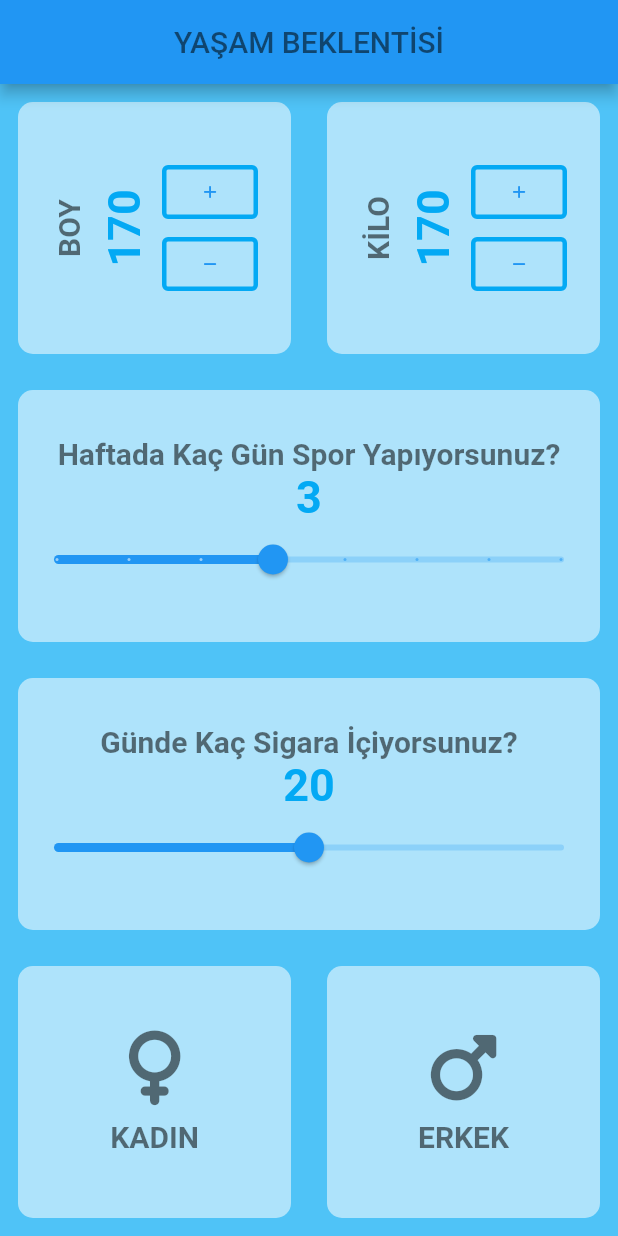
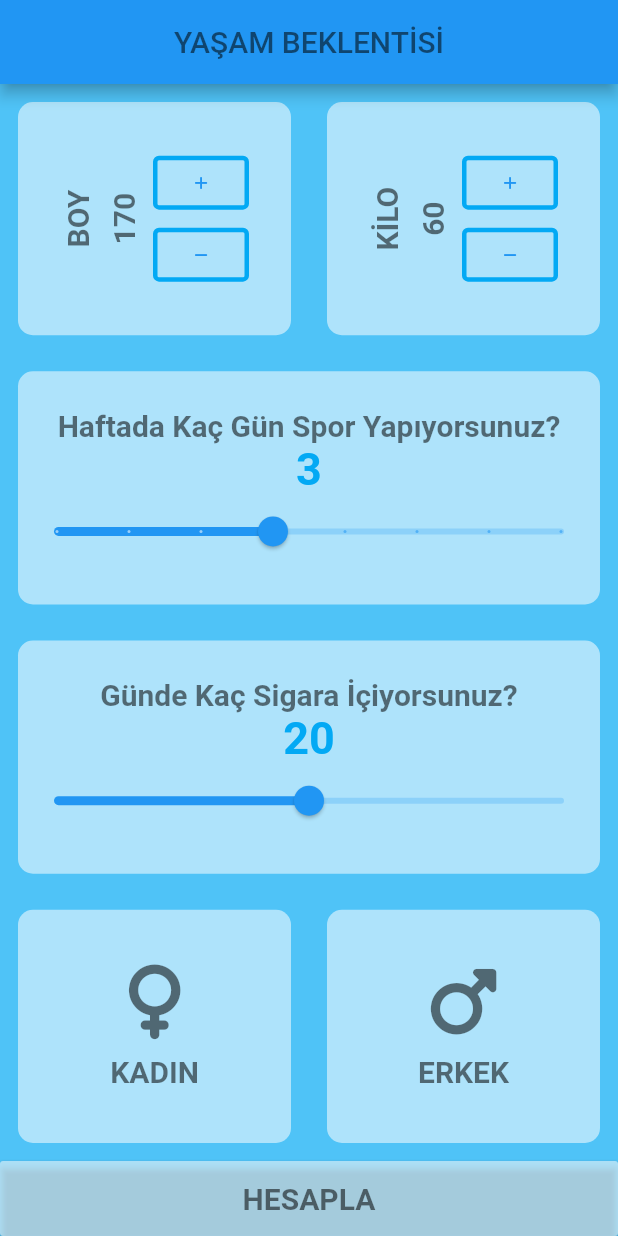
Before and after one commit to salihyildirim/lifeExpectancy, a Flutter app: the screen it shows after launch, on a phone screen of 412 x 824 dp. Run offline on Flutter 3.47's test engine with Material 2 defaults, Android fonts, the phone set to English and light mode, and no system bars; our stand-ins replace font_awesome_flutter.

```diff
--- a/lib/input_page.dart
+++ b/lib/input_page.dart
@@ -17,6 +17,7 @@ class _InputPageState extends State<InputPage> {
   double sporGunu = 3.0;
   int boy = 170;
   int kilo = 60;
+
   @override
   Widget build(BuildContext context) {
     return Scaffold(
@@ -51,10 +52,8 @@ class _InputPageState extends State<InputPage> {
             children: [
               Text('Haftada Kaç Gün Spor Yapıyorsunuz?',
                   textAlign: TextAlign.center, style: kMetinStili),
-              Text(
-                  sporGunu
-                      .toInt()
-                      .toString(), //'${icilenSigara.round()}' round -> yuvarlama
+              Text(sporGunu.toInt().toString(),
+                  //'${icilenSigara.round()}' round -> yuvarlama
                   textAlign: TextAlign.center,
                   style: kSayiStili),
               Slider(
@@ -78,10 +77,8 @@ class _InputPageState extends State<InputPage> {
             children: [
               Text('Günde Kaç Sigara İçiyorsunuz?',
                   textAlign: TextAlign.center, style: kMetinStili),
-              Text(
-                  icilenSigara
-                      .toInt()
-                      .toString(), //'${icilenSigara.round()}' round -> yuvarlama
+              Text(icilenSigara.toInt().toString(),
+                  //'${icilenSigara.round()}' round -> yuvarlama
                   textAlign: TextAlign.center,
                   style: kSayiStili),
               Slider(
@@ -130,6 +127,13 @@ class _InputPageState extends State<InputPage> {
             ],
           ),
         ),
+        ButtonTheme(
+          height: 50,
+          child: MaterialButton(
+              onPressed: () {},
+              child: Text('HESAPLA', style: kMetinStili),
+              color: Colors.white54),
+        )
       ]),
     );
   }
@@ -150,8 +154,8 @@ class _InputPageState extends State<InputPage> {
         RotatedBox(
             quarterTurns: -1,
             child: Text(
-              boy.toString(),
-              style: kSayiStili,
+              label == 'BOY' ? boy.toString() : kilo.toString(),
+              style: kMetinStili,
             )),
         SizedBox(
           width: 8,
@@ -169,7 +173,7 @@ class _InputPageState extends State<InputPage> {
                   setState(() {
                     if (label == 'BOY') {
                       boy++;
-                    } else {
+                    } else if (label == 'KİLO') {
                       kilo++;
                     }
                   });
@@ -187,7 +191,7 @@ class _InputPageState extends State<InputPage> {
                 setState(() {
                   if (label == 'BOY') {
                     boy--;
-                  } else {
+                  } else if (label == 'KİLO') {
                     kilo--;
                   }
                 });
```
Also changed, not shown: lib/result_page.dart (added, +32 -0 lines).
